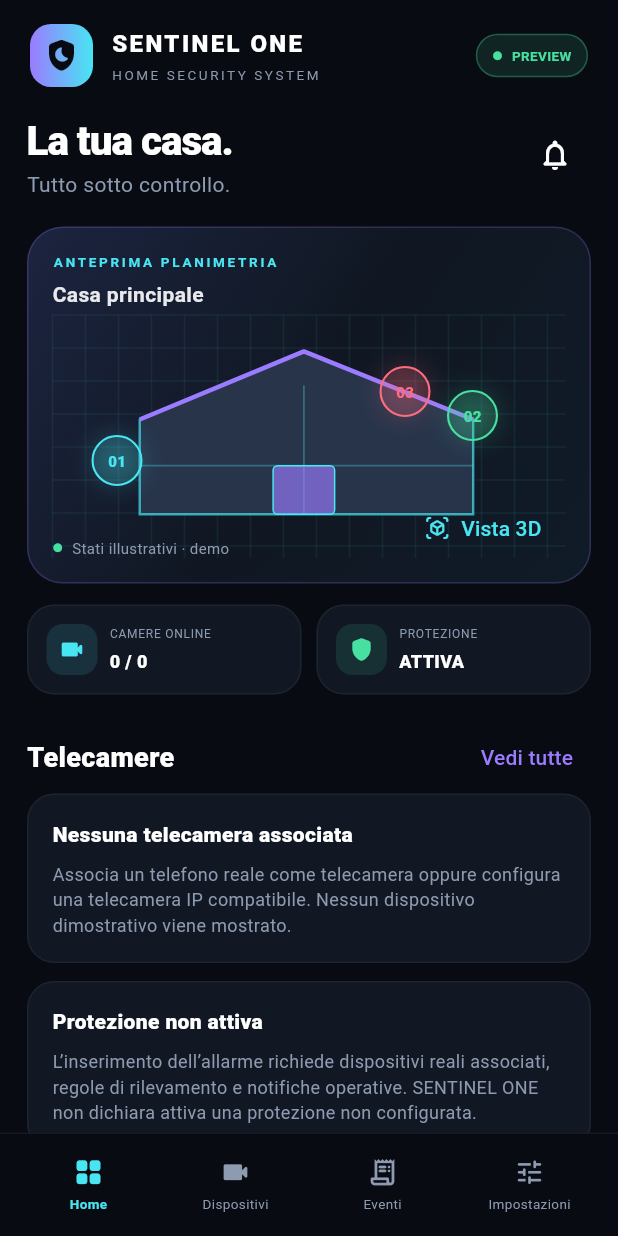
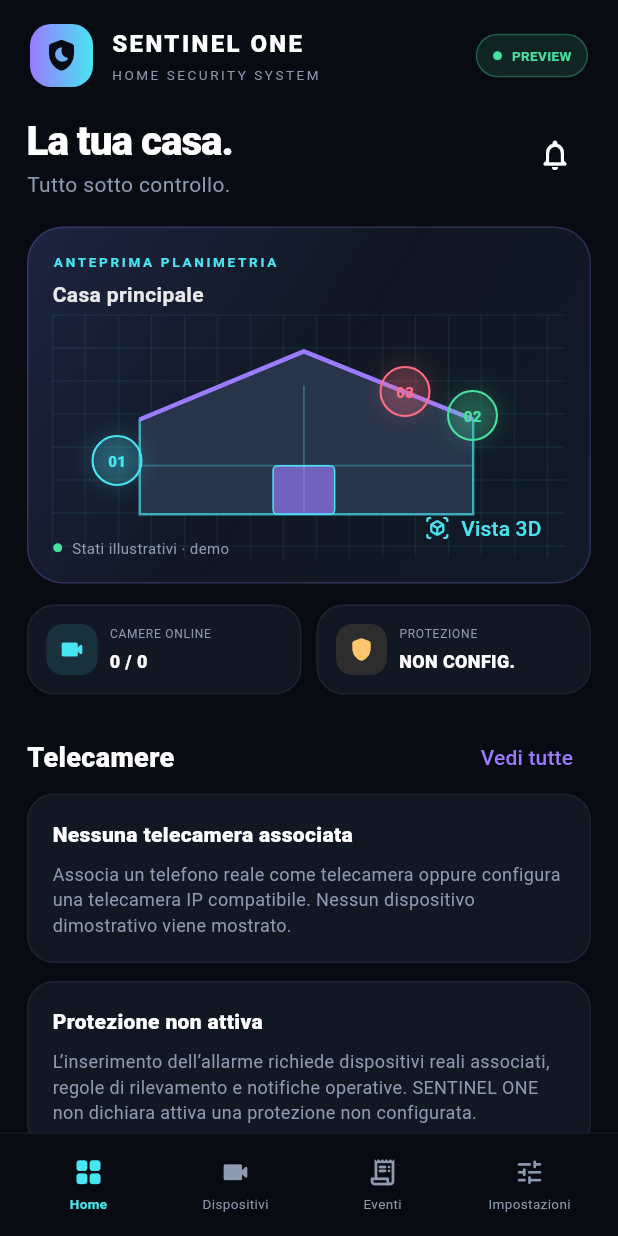
Before and after one commit to romabattleroyale/Roma-BRT, a Flutter app: the screen it shows after launch, on a phone screen of 412 x 824 dp. Run offline on Flutter 3.47's test engine with Material 3 defaults, Android fonts, the phone set to English and light mode, and no system bars; our stand-ins replace qr_flutter; missing offline and left inert: flutter_webrtc, mobile_scanner.

Commit message:
Show protection as unconfigured until real sensors are linked

```diff
--- a/lib/main.dart
+++ b/lib/main.dart
@@ -7,11 +7,11 @@ class SentinelApp extends StatelessWidget { const SentinelApp({super.key}); @ove
 class CameraDevice { final String name,location,kind; final bool online; final int battery; final IconData icon; const CameraDevice(this.name,this.location,this.kind,this.online,this.battery,this.icon); }
 class ControlCenter extends StatefulWidget { const ControlCenter({super.key}); @override State<ControlCenter> createState()=>_ControlCenterState(); }
 class _ControlCenterState extends State<ControlCenter> {
- int tab=0; bool armed=true;
+ int tab=0;
  final cameras=<CameraDevice>[];
  @override Widget build(BuildContext context){final pages=[_dashboard(),_devices(),_events(),_settings()];return Scaffold(body:SafeArea(child:Column(children:[_topBar(),Expanded(child:IndexedStack(index:tab,children:pages)),_bottomNav()])));}
  Widget _topBar()=>Padding(padding:const EdgeInsets.fromLTRB(20,16,20,12),child:Row(children:[Container(width:42,height:42,decoration:BoxDecoration(borderRadius:BorderRadius.circular(14),gradient:const LinearGradient(colors:[violet,cyan])),child:const Icon(Icons.shield_moon_rounded,color:bg,size:25)),const SizedBox(width:12),const Expanded(child:Column(crossAxisAlignment:CrossAxisAlignment.start,children:[Text('SENTINEL ONE',style:TextStyle(fontWeight:FontWeight.w900,letterSpacing:1.6,fontSize:16)),SizedBox(height:3),Text('HOME SECURITY SYSTEM',style:TextStyle(color:muted,fontSize:9,letterSpacing:1.7))])),Container(padding:const EdgeInsets.symmetric(horizontal:10,vertical:7),decoration:BoxDecoration(color:green.withValues(alpha: .12),borderRadius:BorderRadius.circular(20),border:Border.all(color:green.withValues(alpha: .3))),child:const Row(children:[Icon(Icons.circle,color:green,size:7),SizedBox(width:6),Text('PREVIEW',style:TextStyle(color:green,fontSize:9,fontWeight:FontWeight.bold))]))]));
- Widget _dashboard()=>ListView(padding:const EdgeInsets.fromLTRB(18,4,18,22),children:[Row(children:[const Expanded(child:Column(crossAxisAlignment:CrossAxisAlignment.start,children:[Text('La tua casa.',style:TextStyle(fontSize:27,fontWeight:FontWeight.w800,letterSpacing:-.7)),Text('Tutto sotto controllo.',style:TextStyle(color:muted,fontSize:14))])),IconButton(onPressed:()=>_notice('Notifiche','Centro notifiche dimostrativo.'),icon:const Icon(Icons.notifications_none_rounded))]),const SizedBox(height:18),_housePanel(),const SizedBox(height:14),Row(children:[Expanded(child:_metric(Icons.videocam_rounded,'CAMERE ONLINE','${cameras.where((c)=>c.online).length} / ${cameras.length}',cyan)),const SizedBox(width:10),Expanded(child:_metric(Icons.shield_rounded,'PROTEZIONE',armed?'ATTIVA':'DISATTIVA',armed?green:amber))]),const SizedBox(height:18),Row(children:[const Expanded(child:Text('Telecamere',style:TextStyle(fontSize:18,fontWeight:FontWeight.w800))),TextButton(onPressed:()=>setState(()=>tab=1),child:const Text('Vedi tutte'))]),if(cameras.isEmpty) const InfoCard(title:'Nessuna telecamera associata',body:'Associa un telefono reale come telecamera oppure configura una telecamera IP compatibile. Nessun dispositivo dimostrativo viene mostrato.'),...cameras.map(_cameraTile),const SizedBox(height:12),_armCard()]);
+ Widget _dashboard()=>ListView(padding:const EdgeInsets.fromLTRB(18,4,18,22),children:[Row(children:[const Expanded(child:Column(crossAxisAlignment:CrossAxisAlignment.start,children:[Text('La tua casa.',style:TextStyle(fontSize:27,fontWeight:FontWeight.w800,letterSpacing:-.7)),Text('Tutto sotto controllo.',style:TextStyle(color:muted,fontSize:14))])),IconButton(onPressed:()=>_notice('Notifiche','Centro notifiche dimostrativo.'),icon:const Icon(Icons.notifications_none_rounded))]),const SizedBox(height:18),_housePanel(),const SizedBox(height:14),Row(children:[Expanded(child:_metric(Icons.videocam_rounded,'CAMERE ONLINE','${cameras.where((c)=>c.online).length} / ${cameras.length}',cyan)),const SizedBox(width:10),Expanded(child:_metric(Icons.shield_rounded,'PROTEZIONE','NON CONFIG.',amber))]),const SizedBox(height:18),Row(children:[const Expanded(child:Text('Telecamere',style:TextStyle(fontSize:18,fontWeight:FontWeight.w800))),TextButton(onPressed:()=>setState(()=>tab=1),child:const Text('Vedi tutte'))]),if(cameras.isEmpty) const InfoCard(title:'Nessuna telecamera associata',body:'Associa un telefono reale come telecamera oppure configura una telecamera IP compatibile. Nessun dispositivo dimostrativo viene mostrato.'),...cameras.map(_cameraTile),const SizedBox(height:12),_armCard()]);
  Widget _housePanel()=>Container(height:238,padding:const EdgeInsets.all(16),decoration:BoxDecoration(borderRadius:BorderRadius.circular(24),gradient:const LinearGradient(begin:Alignment.topLeft,end:Alignment.bottomRight,colors:[Color(0xFF1C2440),Color(0xFF101722),Color(0xFF101B28)]),border:Border.all(color:violet.withValues(alpha: .22))),child:Stack(children:[Positioned(top:0,left:0,child:Column(crossAxisAlignment:CrossAxisAlignment.start,children:[const Text('ANTEPRIMA PLANIMETRIA',style:TextStyle(color:cyan,fontSize:9,letterSpacing:1.8,fontWeight:FontWeight.bold)),const SizedBox(height:5),Text('Casa principale',style:TextStyle(color:Colors.white.withValues(alpha: .9),fontSize:14,fontWeight:FontWeight.w700))])),Positioned.fill(top:42,child:CustomPaint(painter:HousePainter())),Positioned(left:26,bottom:48,child:_pin('01',cyan)),Positioned(right:45,bottom:78,child:_pin('02',green)),Positioned(right:90,top:76,child:_pin('03',red)),const Positioned(bottom:0,left:0,child:Row(children:[Icon(Icons.circle,color:green,size:7),SizedBox(width:6),Text('Stati illustrativi · demo',style:TextStyle(color:muted,fontSize:10))])),Positioned(bottom:0,right:0,child:TextButton.icon(onPressed:()=>_notice('Planimetria 3D','Questa è un’anteprima illustrativa. Ricostruzione 3D reale e mesh AR non sono ancora implementate.'),icon:const Icon(Icons.view_in_ar_rounded,size:16),label:const Text('Vista 3D'),style:TextButton.styleFrom(foregroundColor:cyan,visualDensity:VisualDensity.compact)))]));
  Widget _pin(String n,Color c)=>Container(width:34,height:34,alignment:Alignment.center,decoration:BoxDecoration(color:c.withValues(alpha: .16),shape:BoxShape.circle,border:Border.all(color:c,width:1.4),boxShadow:[BoxShadow(color:c.withValues(alpha: .22),blurRadius:14)]),child:Text(n,style:TextStyle(color:c,fontSize:10,fontWeight:FontWeight.w900)));
  Widget _metric(IconData icon,String label,String value,Color color)=>Container(padding:const EdgeInsets.all(12),decoration:BoxDecoration(color:panel,borderRadius:BorderRadius.circular(18),border:Border.all(color:Colors.white.withValues(alpha: .05))),child:Row(children:[Container(width:34,height:34,decoration:BoxDecoration(color:color.withValues(alpha: .12),borderRadius:BorderRadius.circular(11)),child:Icon(icon,color:color,size:18)),const SizedBox(width:8),Expanded(child:Column(crossAxisAlignment:CrossAxisAlignment.start,children:[Text(label,style:const TextStyle(color:muted,fontSize:8,letterSpacing:.5)),const SizedBox(height:4),Text(value,style:const TextStyle(fontSize:12,fontWeight:FontWeight.w800))]))]));
```
